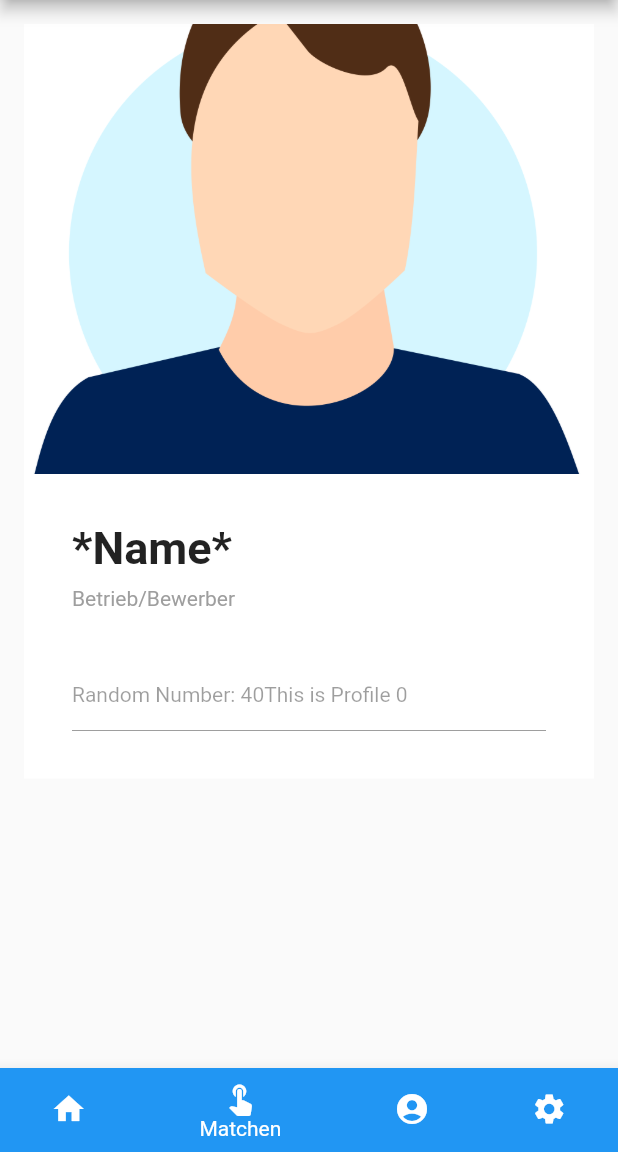
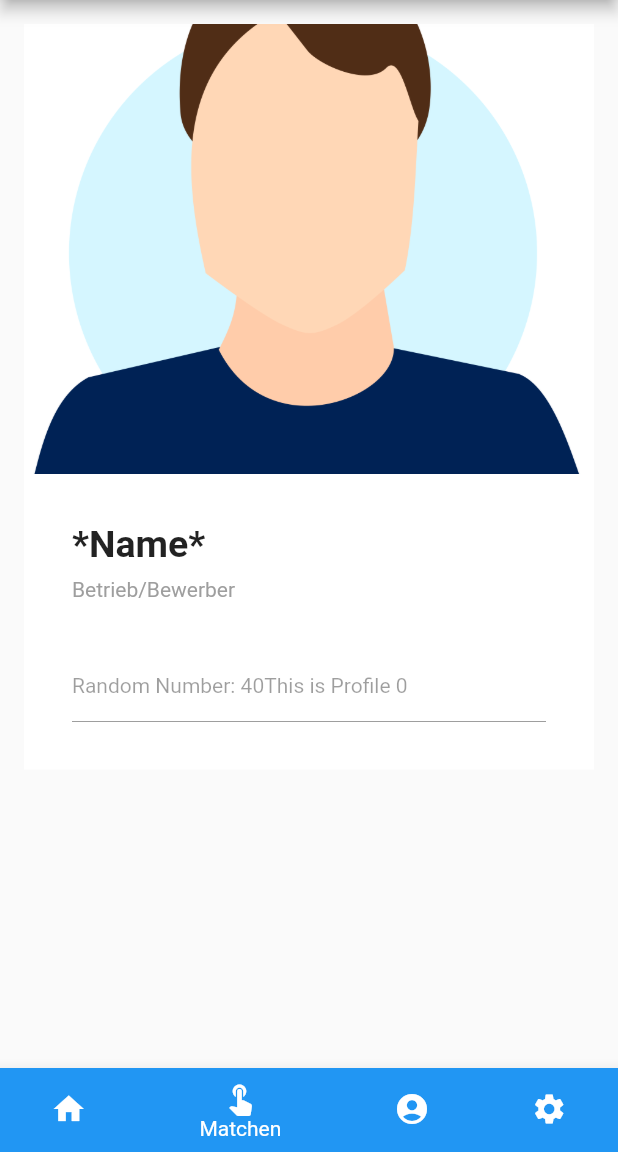
Before and after one commit to ErikFabian/Informatinder_frontend, a Flutter app: the MyHomePage screen opened by its route, item 2 of the bottom bar chosen, on a phone screen of 412 x 824 dp, the part 84-1236 px from its top. Run offline on Flutter 3.47's test engine with Material 2 defaults, Android fonts, the phone set to English and light mode, and no system bars; drawn by our look-alikes of swipe_cards; our stand-ins replace shared_preferences; accounts and stored records are empty; network calls fail.

Commit message:
make some cosmetic changes

```diff
--- a/lib/homePage.dart
+++ b/lib/homePage.dart
@@ -1,4 +1,5 @@
 import 'package:flutter/material.dart';
+import 'package:flutter/services.dart';
 import 'package:frontend_flutter/models/profile.dart';
 import 'package:frontend_flutter/userPreferences.dart';
 
@@ -98,12 +99,15 @@ class homePageState extends State<homePage> {
                                     children: [
                                       TextFormField(
                                         controller: _profileNameController,
+                                        inputFormatters: [
+                                          LengthLimitingTextInputFormatter(50),
+                                        ],
                                         enabled: editable,
                                         maxLines: null,
                                         decoration: const InputDecoration(
                                             border: InputBorder.none),
                                         style: const TextStyle(
-                                            fontSize: 30,
+                                            fontSize: 25,
                                             fontWeight: FontWeight.bold),
                                       ),
                                       Text(
--- a/lib/matchingPage.dart
+++ b/lib/matchingPage.dart
@@ -66,7 +66,7 @@ class matchingPage extends StatelessWidget {
                                   '*Name*',
                                   style: TextStyle(
                                       fontWeight: FontWeight.bold,
-                                      fontSize: 30),
+                                      fontSize: 25),
                                 ),
                               ),
                               Text(
--- a/lib/profilePage.dart
+++ b/lib/profilePage.dart
@@ -33,7 +33,7 @@ class profilePage extends StatelessWidget {
                                     '*Name*',
                                     style: TextStyle(
                                         fontWeight: FontWeight.bold,
-                                        fontSize: 30),
+                                        fontSize: 25),
                                   ),
                                 ),
                                 Text(
```
